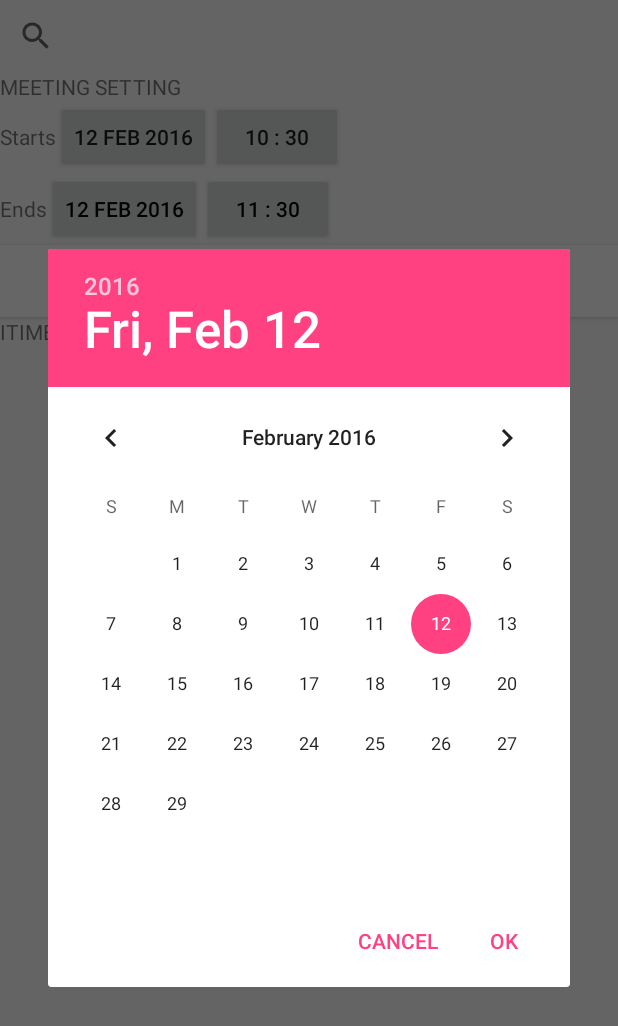
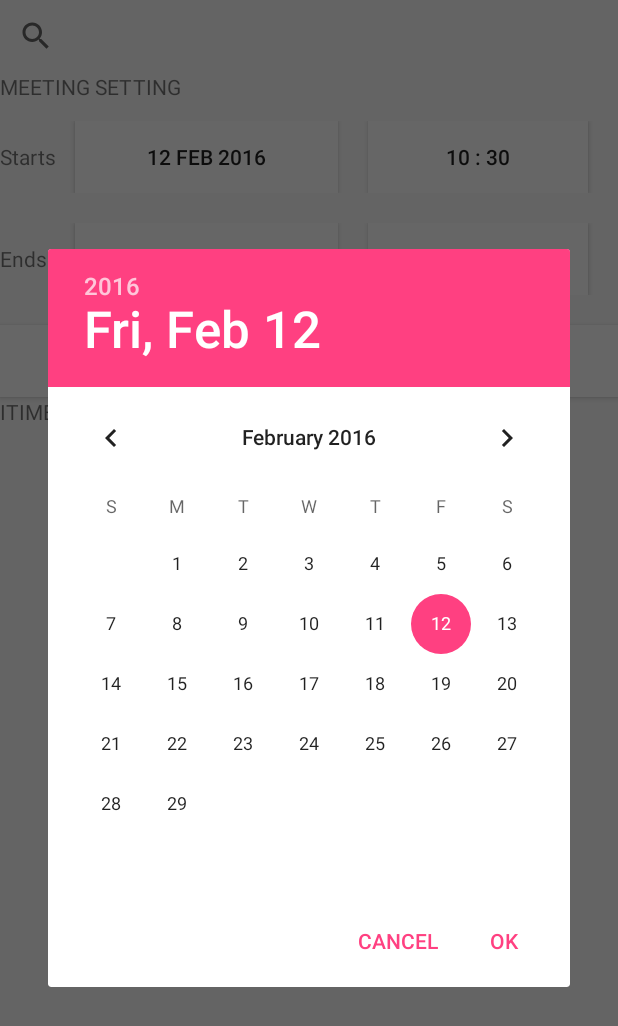
Before and after one commit to naturecurly/ITime, an Android app: the fragment MeetingFragment shown on its own in the app's theme, after a tap on an icon or button, on a phone screen of 412 x 824 dp. Shown: the top 1026 px of the screen. Run offline under Robolectric (Android 15) with nearby library versions, the phone set to English and light mode, and no system bars; our stand-ins replace Volley; network calls fail.

Commit message:
UI changes level1

```diff
--- a/app/src/main/java/com/itime/team/itime/fragments/MeetingDurationDialogFragment.java
+++ b/app/src/main/java/com/itime/team/itime/fragments/MeetingDurationDialogFragment.java
@@ -5,9 +5,7 @@ import android.support.v4.app.DialogFragment;
 import android.view.LayoutInflater;
 import android.view.View;
 import android.view.ViewGroup;
-import android.widget.AbsListView;
 import android.widget.Button;
-import android.widget.NumberPicker;
 
 import com.itime.team.itime.activities.R;
 
@@ -15,7 +13,7 @@ import com.itime.team.itime.activities.R;
 /**
  * Created by mac on 15/12/18.
  */
-public class MeetingDurationDialogFragment extends DialogFragment implements NumberPicker.OnValueChangeListener,AbsListView.OnScrollListener, View.OnClickListener {
+public class MeetingDurationDialogFragment extends DialogFragment implements View.OnClickListener {
     private View durationDialog;
 
     private Button mTenMins;
@@ -53,25 +51,6 @@ public class MeetingDurationDialogFragment extends DialogFragment implements Num
     }
 
 
-
-
-    public void onValueChange(NumberPicker picker, int oldVal, int newVal) {
-//        Toast.makeText(
-//                getActivity(),
-//                "原来的值 " + oldVal + "--新值: "
-//                        + newVal, Toast.LENGTH_SHORT).show();
-    }
-
-    @Override
-    public void onScrollStateChanged(AbsListView view, int scrollState) {
-
-    }
-
-    @Override
-    public void onScroll(AbsListView view, int firstVisibleItem, int visibleItemCount, int totalItemCount) {
-
-    }
-
     @Override
     public void onClick(View v) {
         if(v.getId() == R.id.meeting_duration_tenmins){
--- a/app/src/main/java/com/itime/team/itime/views/adapters/DynamicListViewAdapter.java
+++ b/app/src/main/java/com/itime/team/itime/views/adapters/DynamicListViewAdapter.java
@@ -36,8 +36,6 @@ public class DynamicListViewAdapter extends BaseAdapter {
     private Drawable mBackgroud;
     private Animation mScale;
     private Animation mScaleRemove;
-
-
 
     public DynamicListViewAdapter(Activity context, ArrayList<HashMap<String, Object>> listItem,
                                   LinearLayout linearLayout, Resources resources){
--- /dev/null
+++ b/app/src/main/res/drawable/meeing_btn.xml
@@ -0,0 +1,15 @@
+<?xml version="1.0" encoding="utf-8"?>
+<selector xmlns:android="http://schemas.android.com/apk/res/android">
+    <item android:state_pressed="true">
+        <shape>
+            <solid android:color="#e79429" />
+            <corners android:radius="10dp" />
+        </shape>
+    </item>
+    <item>
+        <shape>
+            <solid android:color="#f6aa3e" />
+            <corners android:radius="10dp" />
+        </shape>
+    </item>
+</selector>
--- a/app/src/main/res/layout/fragment_meeting.xml
+++ b/app/src/main/res/layout/fragment_meeting.xml
@@ -32,47 +32,41 @@
             <TextView
                 android:layout_width="match_parent"
                 android:layout_height="wrap_content"
-                android:text="@string/meeting_setting"/>
+                android:text="@string/meeting_setting"
+                android:layout_marginBottom="13dp"/>
 
             <LinearLayout
                 android:layout_width="match_parent"
                 android:layout_height="wrap_content"
-                android:orientation="horizontal">
+                android:orientation="horizontal"
+                android:layout_marginBottom="20dp">
                 <TextView
-                    android:layout_width="wrap_content"
-                    android:layout_height="wrap_content"
-                    android:text="@string/meeting_start_time"/>
+                    style="@style/MeetingText"
+                    android:text="@string/meeting_start_time"
+                    />
                 <Button
-                    android:layout_width="wrap_content"
-                    android:layout_height="wrap_content"
                     android:id="@+id/meeting_start_date"
-                    android:text="@string/meeting_time_button"/>
+                    style="@style/MeetingBtnDate"/>
                 <Button
-                    android:layout_width="wrap_content"
-                    android:layout_height="wrap_content"
                     android:id="@+id/meeting_start_time"
-                    android:text="@string/meeting_date_button"/>
+                    style="@style/MeetingBtnTime"/>
             </LinearLayout>
 
             <LinearLayout
                 xmlns:android="http://schemas.android.com/apk/res/android"
                 android:layout_width="match_parent"
                 android:layout_height="wrap_content"
-                android:orientation="horizontal">
+                android:orientation="horizontal"
+                android:layout_marginBottom="20dp">
                 <TextView
-                    android:layout_width="wrap_content"
-                    android:layout_height="wrap_content"
+                    style="@style/MeetingText"
                     android:text="@string/meeting_end_time"/>
                 <Button
-                    android:layout_width="wrap_content"
-                    android:layout_height="wrap_content"
                     android:id="@+id/meeting_end_date"
-                    android:text="@string/meeting_time_button"/>
+                    style="@style/MeetingBtnDate"/>
                 <Button
-                    android:layout_width="wrap_content"
-                    android:layout_height="wrap_content"
                     android:id="@+id/meeting_end_time"
-                    android:text="@string/meeting_date_button"/>
+                    style="@style/MeetingBtnTime"/>
             </LinearLayout>
 
 
@@ -81,12 +75,13 @@
                 android:layout_height="wrap_content"
                 android:text="@string/meeting_duration"
                 android:id="@+id/meeting_duration"
-                android:background="#FFFFFF"/>
+                android:background="@color/white"/>
 
             <TextView
                 android:layout_width="match_parent"
                 android:layout_height="wrap_content"
-                android:text="@string/meeting_friend"/>
+                android:text="@string/meeting_friend"
+                android:layout_marginBottom="13dp"/>
 
             <ListView
                 android:layout_width="match_parent"
--- a/app/src/main/res/values/colors.xml
+++ b/app/src/main/res/values/colors.xml
@@ -1,8 +1,10 @@
 <?xml version="1.0" encoding="utf-8"?>
 <resources>
-    <color name="colorPrimary">#e20000</color>
-    <color name="colorPrimaryDark">#b90000</color>
+    <color name="colorPrimary">#3F51B5</color>
+    <color name="colorPrimaryDark">#303F9F</color>
     <color name="colorAccent">#FF4081</color>
+
+
     <color name="focus_circle_bg">#F24949</color>
     <color name="date_1">#F24949</color>
     <color name="date_2">#40000000</color>
@@ -13,4 +15,9 @@
     <color name="green_level4">#009933</color>
     <color name="green_level5">#336600</color>
     <color name="grey">#CCCCCC</color>
+    <color name="white">#FFFFFF</color>
+
+    <color name="skyblue">#0099FF</color>
+    <color name="darkblue">#003399</color>
+    <color name="lightblue">#99CCFF</color>
 </resources>
--- a/app/src/main/res/values/styles.xml
+++ b/app/src/main/res/values/styles.xml
@@ -44,4 +44,26 @@
         <item name="android:layout_height">1dp</item>
         <item name="android:background">?android:attr/listDivider</item>
     </style>
+
+    <style name="MeetingBtnDate">
+        <item name="android:layout_width">wrap_content</item>
+        <item name="android:layout_height">wrap_content</item>
+        <item name="android:layout_weight">3</item>
+        <item name="android:background">@color/white</item>
+        <item name="android:layout_marginRight">20dp</item>
+    </style>
+
+    <style name="MeetingBtnTime">
+        <item name="android:layout_width">wrap_content</item>
+        <item name="android:layout_height">wrap_content</item>
+        <item name="android:layout_weight">2</item>
+        <item name="android:background">@color/white</item>
+        <item name="android:layout_marginRight">20dp</item>
+    </style>
+
+    <style name="MeetingText">
+        <item name="android:layout_width">wrap_content</item>
+        <item name="android:layout_height">wrap_content</item>
+        <item name="android:minWidth">50dp</item>
+    </style>
 </resources>
```
